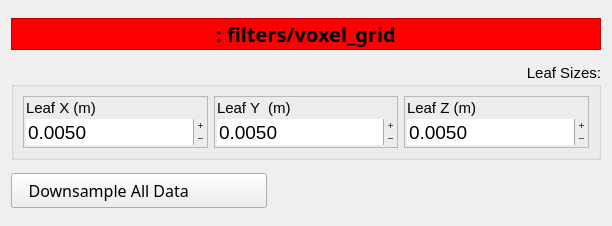
The window that rqt-stream-manipulator-3d/src/filters/voxel_grid.ui (3DVision-Stack/stream-manipulator-3D) describes before a commit, drawn with Qt 5.
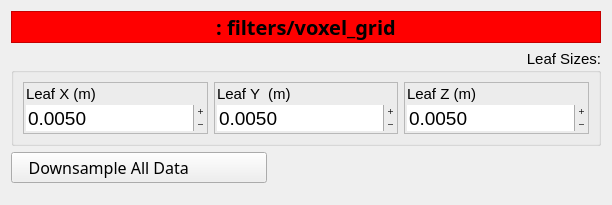
The same window after the commit. Icons and pictures are not drawn.

```diff
--- a/rqt-stream-manipulator-3d/src/filters/voxel_grid.ui
+++ b/rqt-stream-manipulator-3d/src/filters/voxel_grid.ui
@@ -10,7 +10,7 @@
     <x>0</x>
     <y>0</y>
     <width>612</width>
-    <height>226</height>
+    <height>205</height>
    </rect>
   </property>
   <layout class="QVBoxLayout" name="verticalLayout_4">
@@ -469,6 +469,19 @@
      </property>
     </widget>
    </item>
+   <item>
+    <spacer name="verticalSpacer">
+     <property name="orientation">
+      <enum>Qt::Vertical</enum>
+     </property>
+     <property name="sizeHint" stdset="0">
+      <size>
+       <width>20</width>
+       <height>40</height>
+      </size>
+     </property>
+    </spacer>
+   </item>
   </layout>
  </widget>
  <resources>
```
